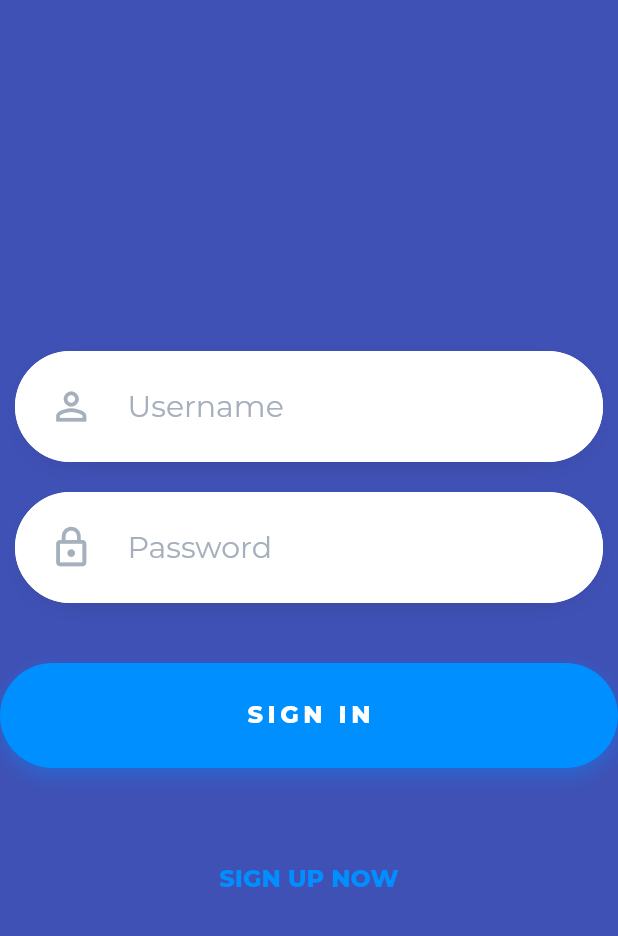
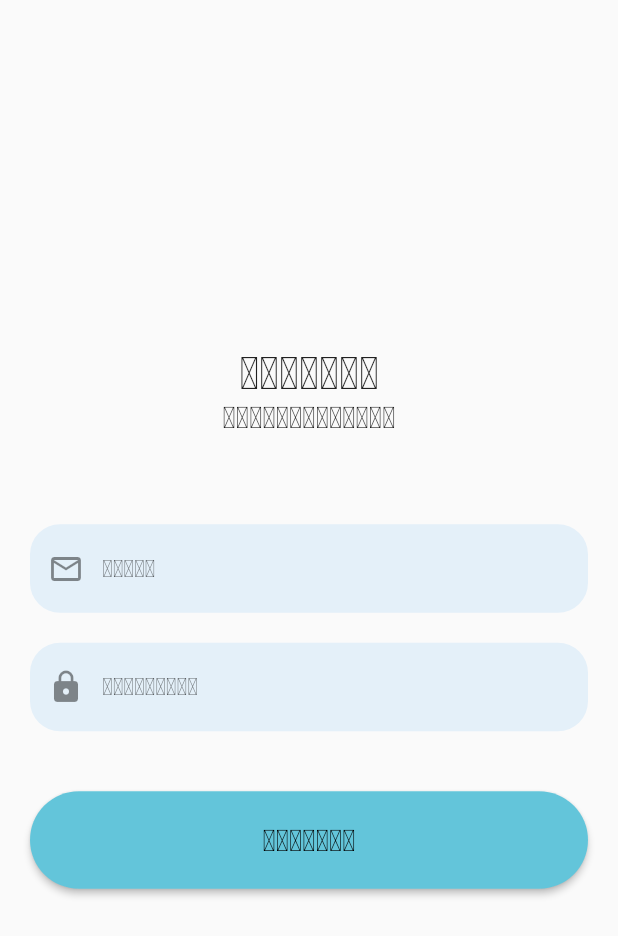
Before and after one commit to finalcccc/addmanee, a Flutter app: the screen it shows after launch, on a phone screen of 412 x 824 dp. Shown: the top 936 px of the screen. Run offline on Flutter 3.47's test engine with Material 2 defaults, Android fonts, the light colour scheme and no system bars; our stand-ins replace firebase_auth, firebase_core, fluttertoast, form_field_validator, image_picker; accounts and stored records are empty.

Commit message:
new update

```diff
--- a/lib/login_and_singup/login.dart
+++ /dev/null
@@ -1,190 +0,0 @@
-import 'package:flutter/cupertino.dart';
-import 'package:flutter/material.dart';
-import 'package:google_fonts/google_fonts.dart';
-import 'package:untitled1/model/menu.dart';
-
-class login extends StatefulWidget {
-  const login({Key? key}) : super(key: key);
-
-  @override
-  State<login> createState() => _loginState();
-}
-
-class _loginState extends State<login> {
-  @override
-  Widget build(BuildContext context) {
-    return Scaffold(
-      backgroundColor: Colors.indigo,
-      body: Container(
-        width: double.infinity,
-        child: Column(
-          mainAxisAlignment: MainAxisAlignment.center,
-          children: [
-            //_logo(),
-            const SizedBox(
-              height: 20,
-            ),
-            _inputField(
-                const Icon(Icons.person_outline,
-                    size: 30, color: Color(0xffA6B0BD)),
-                "Username",
-                false),
-            _inputField(
-                const Icon(Icons.lock_outline,
-                    size: 30, color: Color(0xffA6B0BD)),
-                "Password",
-                true),
-            _loginBtn(context),
-            _signUp(),
-          ],
-        ),
-      ),
-    );
-  }
-}
-
-Widget _logo() {
-  return Container(
-    margin: EdgeInsets.only(top: 100),
-    child: Stack(
-      children: [
-        Positioned(
-            left: -50,
-            child: Container(
-              width: 100,
-              height: 100,
-              decoration: BoxDecoration(
-                shape: BoxShape.circle,
-                color: Color(0xff00bfdb),
-              ),
-            )),
-        Positioned(
-            child: Container(
-          width: 100,
-          height: 100,
-          decoration: BoxDecoration(
-            shape: BoxShape.circle,
-            color: Color(0xff008FFF),
-          ),
-        )),
-        Positioned(
-            left: 50,
-            child: Container(
-              width: 100,
-              height: 100,
-              decoration: const BoxDecoration(
-                shape: BoxShape.circle,
-                color: Color(0xff00227E),
-              ),
-            ))
-      ],
-    ),
-  );
-}
-
-Widget _inputField(Icon prefixIcon, String hintText, bool isPassword) {
-  return Container(
-    // width: 400,
-    decoration: const BoxDecoration(
-      borderRadius: BorderRadius.all(
-        Radius.circular(50),
-      ),
-      boxShadow: [
-        BoxShadow(
-          color: Colors.black,
-          blurRadius: 25,
-          offset: Offset(0, 5),
-          spreadRadius: -25,
-        ),
-      ],
-    ),
-    margin: const EdgeInsets.only(bottom: 20, left: 10, right: 10),
-    child: TextField(
-      obscureText: isPassword,
-      style: GoogleFonts.montserrat(
-        textStyle: const TextStyle(
-          fontSize: 20,
-          fontWeight: FontWeight.w400,
-          color: Color(0xff000912),
-        ),
-      ),
-      decoration: InputDecoration(
-        contentPadding: const EdgeInsets.symmetric(vertical: 25),
-        hintText: hintText,
-        hintStyle: const TextStyle(
-          color: Color(0xffA6B0BD),
-        ),
-        fillColor: Colors.white,
-        filled: true,
-        prefixIcon: prefixIcon,
-        prefixIconConstraints: const BoxConstraints(
-          minWidth: 75,
-        ),
-        enabledBorder: const OutlineInputBorder(
-          borderRadius: BorderRadius.all(
-            Radius.circular(50),
-          ),
-          borderSide: BorderSide(color: Colors.white),
-        ),
-        focusedBorder: const OutlineInputBorder(
-          borderRadius: BorderRadius.all(
-            Radius.circular(50),
-          ),
-          borderSide: BorderSide(color: Colors.white),
-        ),
-      ),
-    ),
-  );
-}
-
-Widget _loginBtn(BuildContext context) {
-  return Container(
-    width: double.infinity,
-    margin: const EdgeInsets.only(top: 20, bottom: 50),
-    decoration: const BoxDecoration(
-        color: Color(0xff008FFF),
-        borderRadius: BorderRadius.all(Radius.circular(50)),
-        boxShadow: [
-          BoxShadow(
-            color: Color(0x60008FFF),
-            blurRadius: 10,
-            offset: Offset(0, 5),
-            spreadRadius: 0,
-          ),
-        ]),
-    child: FlatButton(
-      onPressed: () => {
-        Navigator.push(
-            context, CupertinoPageRoute(builder: (_) => const Menu()))
-      },
-      padding: const EdgeInsets.symmetric(vertical: 25),
-      child: Text(
-        "SIGN IN",
-        style: GoogleFonts.montserrat(
-          textStyle: const TextStyle(
-            fontSize: 16,
-            fontWeight: FontWeight.w800,
-            color: Colors.white,
-            letterSpacing: 3,
-          ),
-        ),
-      ),
-    ),
-  );
-}
-
-Widget _signUp() {
-  return FlatButton(
-    onPressed: () => {print("Sign up pressed.")},
-    child: Text(
-      "SIGN UP NOW",
-      style: GoogleFonts.montserrat(
-        textStyle: TextStyle(
-          color: Color(0xFF008FFF),
-          fontWeight: FontWeight.w800,
-          fontSize: 16,
-        ),
-      ),
-    ),
-  );
-}
--- a/lib/main.dart
+++ b/lib/main.dart
@@ -3,9 +3,8 @@ import 'package:untitled1/mainpage/m_order.dart';
 import 'package:untitled1/mainpage/peoduct.dart';
 import 'package:untitled1/mainpage/product.dart';
 import 'package:untitled1/celement/router.dart';
-import 'package:untitled1/model/screen.dart';
-
-import 'login_and_singup/register.dart';
+import 'screen/register.dart';
+import 'screen/screen.dart';
 
 void main() {
   runApp(const MyApp());
@@ -24,7 +23,7 @@ class MyApp extends StatelessWidget {
       routes: <String, WidgetBuilder>{
         route.prodc: (BuildContext context) => const veiwproduct(),
         route.register: (BuildContext context) => const Register(),
-        route.product: (BuildContext context) => const product(),
+        route.product: (BuildContext context) => const Product(),
         route.m_orders: (BuildContext context) => const m_order(),
       },
     );
--- a/lib/mainpage/peoduct.dart
+++ b/lib/mainpage/peoduct.dart
@@ -1,3 +1,5 @@
+// ignore_for_file: camel_case_types
+
 import 'package:flutter/material.dart';
 import 'package:untitled1/celement/elements.dart';
 
--- /dev/null
+++ b/lib/screen/login.dart
@@ -0,0 +1,122 @@
+// ignore_for_file: library_private_types_in_public_api
+
+import 'package:flutter/material.dart';
+import 'package:form_field_validator/form_field_validator.dart';
+import 'package:untitled1/celement/elements.dart';
+import 'package:untitled1/screen/register.dart';
+
+import 'menu.dart';
+
+class Login extends StatefulWidget {
+  const Login({Key? key}) : super(key: key);
+
+  @override
+  _Login createState() => _Login();
+}
+
+class _Login extends State<Login> {
+  @override
+  Widget build(BuildContext context) {
+    return Scaffold(
+      body: Padding(
+        padding: const EdgeInsets.only(right: 20, left: 20),
+        child: Column(
+          crossAxisAlignment: CrossAxisAlignment.center,
+          mainAxisAlignment: MainAxisAlignment.center,
+          children: [
+            const Text(
+              "ລ໋ອກອິນ",
+              style: TextStyle(
+                fontSize: 30,
+                fontWeight: FontWeight.bold,
+              ),
+            ),
+            const Text(
+              "ຮ້ານເເອັດມານີ",
+              style: TextStyle(
+                fontSize: 20,
+                fontWeight: FontWeight.bold,
+              ),
+            ),
+            const SizedBox(height: 60),
+            TextFormField(
+              decoration: InputDecoration(
+                hintText: "ອີເມວ",
+                fillColor: Theme.of(context).primaryColor.withOpacity(0.1),
+                filled: true,
+                prefixIcon: const Icon(Icons.email_outlined),
+                border: OutlineInputBorder(
+                  borderRadius: BorderRadius.circular(20),
+                  borderSide: BorderSide.none,
+                ),
+              ),
+              keyboardType: TextInputType.emailAddress,
+              onSaved: (String? email) {
+                profile.email = email;
+              },
+              validator: MultiValidator(
+                [
+                  RequiredValidator(errorText: "ກະລຸນາປ້ອນອີເມວ"),
+                  EmailValidator(errorText: "ຮູບແບບອີເມວບໍ່ຖືກຕ້ອງ"),
+                ],
+              ),
+            ),
+            const SizedBox(height: 20),
+            TextFormField(
+              decoration: InputDecoration(
+                hintText: "ລະຫັດຜ່ານ",
+                fillColor: Theme.of(context).primaryColor.withOpacity(0.1),
+                filled: true,
+                prefixIcon: const Icon(Icons.lock),
+                border: OutlineInputBorder(
+                  borderRadius: BorderRadius.circular(20),
+                  borderSide: BorderSide.none,
+                ),
+              ),
+              keyboardType: TextInputType.number,
+              obscureText: true,
+              onSaved: (String? password) {
+                profile.password = password;
+              },
+              validator: (String? password) {
+                if (password!.isEmpty) {
+                  return "ກະລຸນາປ້ອນລະຫັດຜ່ານ";
+                } else if (password.length < 6) {
+                  return "ລະຫັດຜ່ານມັນສັ້ນເກີນໄປ";
+                }
+                return null;
+              },
+            ),
+            const SizedBox(height: 40),
+            SizedBox(
+              height: 65,
+              width: double.infinity,
+              child: ElevatedButton(
+                style: ElevatedButton.styleFrom(
+                  primary: element.sky,
+                  shape: const StadiumBorder(),
+                ),
+                onPressed: () {
+                  Navigator.pushReplacement(
+                    context,
+                    MaterialPageRoute(
+                      builder: (context) => const Menu(),
+                    ),
+                  );
+                },
+                child: const Text(
+                  "ລ໋ອກອິນ",
+                  style: TextStyle(
+                    color: Colors.black,
+                    fontSize: 20,
+                    fontWeight: FontWeight.bold,
+                  ),
+                ),
+              ),
+            ),
+          ],
+        ),
+      ),
+    );
+  }
+}
--- a/lib/model/screen.dart
+++ b/lib/screen/screen.dart
@@ -1,7 +1,8 @@
 import 'package:flutter/cupertino.dart';
 import 'package:flutter/material.dart';
-import 'package:untitled1/login_and_singup/login.dart';
 import 'dart:async';
+
+import 'login.dart';
 
 class SplatScreen extends StatefulWidget {
   const SplatScreen({Key? key}) : super(key: key);
@@ -18,7 +19,7 @@ class SplatScreenState extends State<SplatScreen> {
         () => Navigator.push(
             context,
             CupertinoPageRoute(
-              builder: (_) => const login(),
+              builder: (_) => const Login(),
             )));
     super.initState();
   }
```
Also changed, not shown: lib/mainpage/m_order.dart (+5 -2 lines), lib/mainpage/product.dart (+13 -11 lines), lib/mainpage/supplyer.dart (+7 -4 lines), lib/screen/register.dart (renamed from lib/login_and_singup/register.dart, +23 -8 lines), pubspec.yaml (+4 -3 lines), lib/screen/menu.dart (renamed from lib/model/menu.dart), pubspec.lock.
